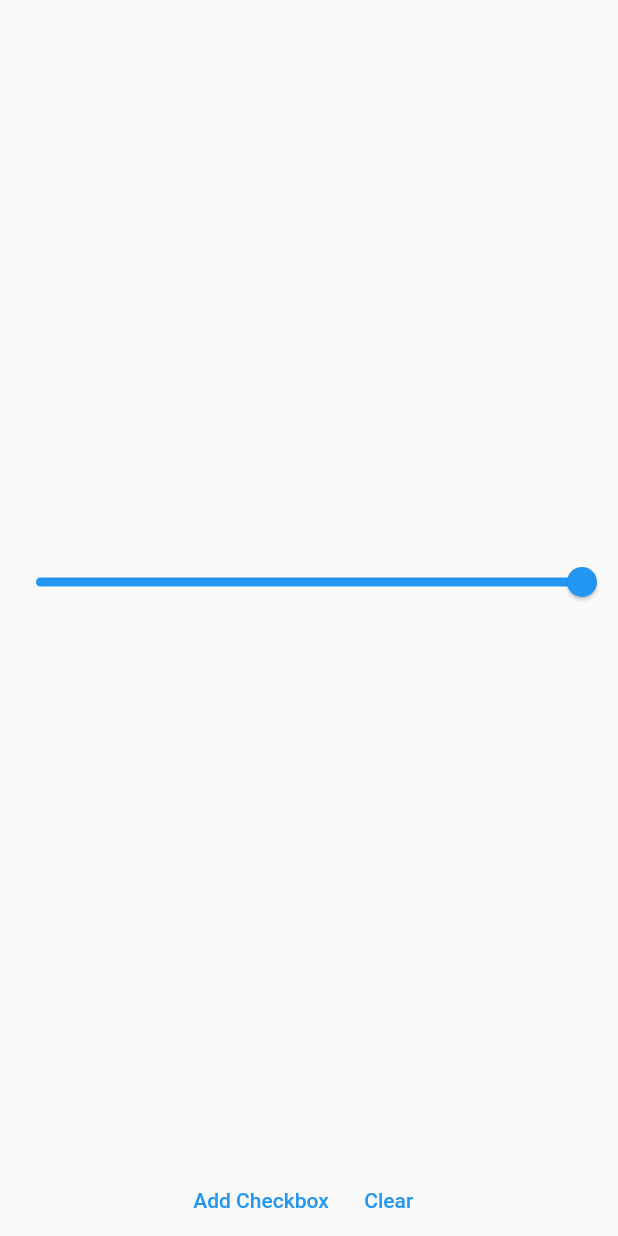
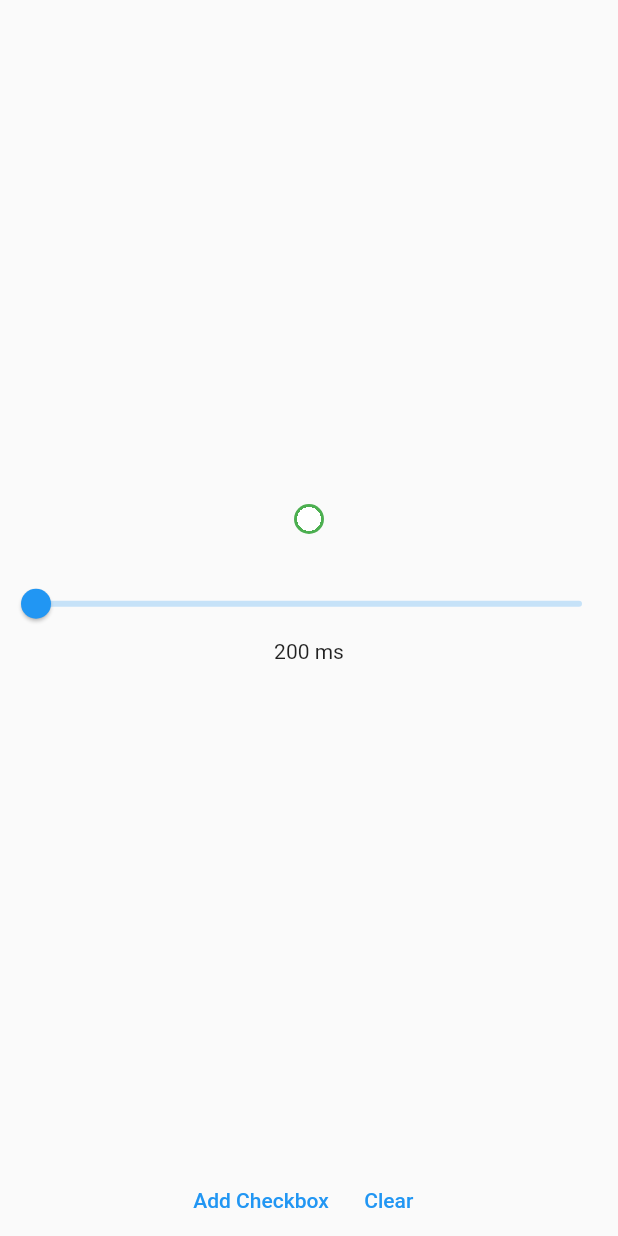
Before and after one commit to joenaine/waypo-astana, a Flutter app: the screen it shows after launch, after a tap on "Clear", on a phone screen of 412 x 824 dp. Run offline on Flutter 3.47's test engine with Material 2 defaults, Android fonts, the phone set to English and light mode, and no system bars.

Commit message:
[REFACTOR]

```diff
--- /dev/null
+++ b/lib/data/data.dart
@@ -0,0 +1,41 @@
+import 'package:flutter/material.dart';
+import 'package:waypoing/widgets/single_circle.dart';
+
+List<SingleCircle> singleCircleList = [
+  const SingleCircle(
+    color: Colors.green,
+  ),
+];
+
+List<SingleCircle> addCirclesList = [
+  const SingleCircle(
+    color: Colors.green,
+  ),
+  const SingleCircle(
+    color: Colors.green,
+  ),
+  const SingleCircle(
+    color: Colors.yellow,
+  ),
+  const SingleCircle(
+    color: Colors.yellow,
+  ),
+  const SingleCircle(
+    color: Colors.blue,
+  ),
+  const SingleCircle(
+    color: Colors.blue,
+  ),
+  const SingleCircle(
+    color: Colors.green,
+  ),
+  const SingleCircle(
+    color: Colors.blue,
+  ),
+  const SingleCircle(
+    color: Colors.yellow,
+  ),
+  const SingleCircle(
+    color: Colors.green,
+  ),
+];
--- a/lib/screens/home_page.dart
+++ b/lib/screens/home_page.dart
@@ -1,4 +1,5 @@
 import 'package:flutter/material.dart';
+import 'package:waypoing/data/data.dart';
 import 'package:waypoing/widgets/single_circle.dart';
 
 final pageBucket = PageStorageBucket();
@@ -11,63 +12,35 @@ class HomePage extends StatefulWidget {
 }
 
 class _HomePageState extends State<HomePage> with TickerProviderStateMixin {
+  late AnimationController animationController;
+
   @override
   void initState() {
+    animationController = AnimationController(
+      vsync: this,
+      duration: const Duration(milliseconds: 200),
+    );
     SingleCircle.greenController = AnimationController(
       vsync: this,
-      duration: const Duration(seconds: 1),
+      duration: const Duration(milliseconds: 200),
     );
     SingleCircle.blueController = AnimationController(
       vsync: this,
-      duration: const Duration(seconds: 1),
+      duration: const Duration(milliseconds: 200),
     );
     SingleCircle.yellowController = AnimationController(
       vsync: this,
-      duration: const Duration(seconds: 1),
+      duration: const Duration(milliseconds: 200),
     );
+
     super.initState();
   }
 
-  ScrollController controller = ScrollController();
-
-  List<SingleCircle> singleCircleList = [
-    const SingleCircle(
-      color: Colors.green,
-    ),
-  ];
-
-  List<SingleCircle> addCirclesList = [
-    const SingleCircle(
-      color: Colors.green,
-    ),
-    const SingleCircle(
-      color: Colors.green,
-    ),
-    const SingleCircle(
-      color: Colors.yellow,
-    ),
-    const SingleCircle(
-      color: Colors.yellow,
-    ),
-    const SingleCircle(
-      color: Colors.blue,
-    ),
-    const SingleCircle(
-      color: Colors.blue,
-    ),
-    const SingleCircle(
-      color: Colors.green,
-    ),
-    const SingleCircle(
-      color: Colors.blue,
-    ),
-    const SingleCircle(
-      color: Colors.yellow,
-    ),
-    const SingleCircle(
-      color: Colors.green,
-    ),
-  ];
+  @override
+  void dispose() {
+    super.dispose();
+    animationController.dispose();
+  }
 
   @override
   Widget build(BuildContext context) {
@@ -81,10 +54,35 @@ class _HomePageState extends State<HomePage> with TickerProviderStateMixin {
               Wrap(
                 children: singleCircleList.map((e) => e).toList(),
               ),
-              Slider(
-                label: '1',
-                value: 1,
-                onChanged: (value) {},
+              const SizedBox(height: 20),
+              AnimatedBuilder(
+                  animation: animationController,
+                  builder: (_, __) {
+                    return Slider(
+                      min: 200,
+                      max: 1000,
+                      label: animationController.duration?.inMilliseconds
+                          .toString(),
+                      value: double.parse(animationController
+                          .duration!.inMilliseconds
+                          .toString()),
+                      onChanged: (value) {
+                        animationController.duration =
+                            Duration(milliseconds: value.toInt());
+
+                        SingleCircle.blueController?.duration =
+                            Duration(milliseconds: value.toInt());
+                        SingleCircle.greenController?.duration =
+                            Duration(milliseconds: value.toInt());
+                        SingleCircle.yellowController?.duration =
+                            Duration(milliseconds: value.toInt());
+
+                        setState(() {});
+                      },
+                    );
+                  }),
+              Text(
+                '${animationController.duration?.inMilliseconds} ms',
               ),
             ],
           ),
@@ -103,6 +101,11 @@ class _HomePageState extends State<HomePage> with TickerProviderStateMixin {
           TextButton(
               onPressed: () {
                 singleCircleList.clear();
+                singleCircleList.add(
+                  const SingleCircle(
+                    color: Colors.green,
+                  ),
+                );
                 setState(() {});
               },
               child: const Text('Clear')),
--- a/lib/widgets/single_circle.dart
+++ b/lib/widgets/single_circle.dart
@@ -31,18 +31,15 @@ class _SingleCircleState extends State<SingleCircle>
     super.initState();
   }
 
-  @override
-  void dispose() {
-    animationController!.dispose();
-    super.dispose();
-  }
+  // @override
+  // void dispose() {
+  //   animationController?.dispose();
+  //   super.dispose();
+  // }
 
   @override
   Widget build(BuildContext context) {
-    return SizedBox(
-      height: 25,
-      width: 25,
-      child: GestureDetector(
+    return GestureDetector(
         onTap: () {
           if (SingleCircle.isFilled) {
             animationController?.forward();
@@ -51,14 +48,9 @@ class _SingleCircleState extends State<SingleCircle>
           }
           SingleCircle.isFilled = !SingleCircle.isFilled;
         },
-          child: Stack(
-            children: [
-              CustomPaint(
+        child: CustomPaint(
           size: const Size(25, 25),
           painter: CirclePaint(animationController!.view, widget.color),
-              ),
-            ],
-          )),
-    );
+        ));
   }
 }
```
Lines whose indentation alone changed are shown as unchanged.
